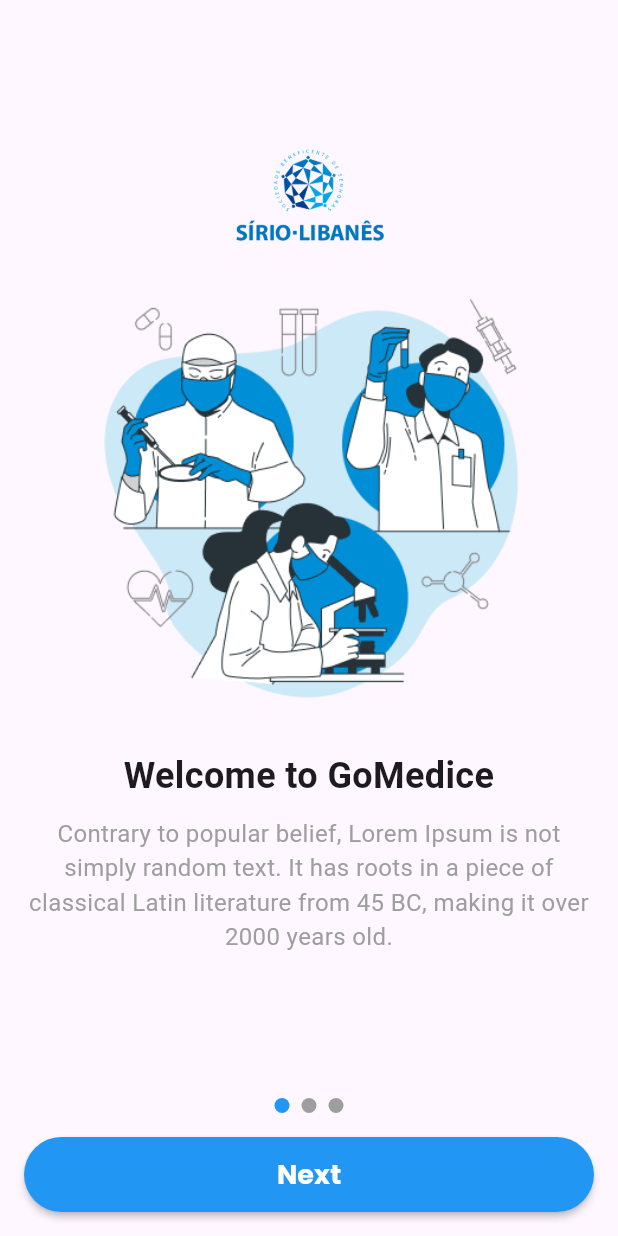
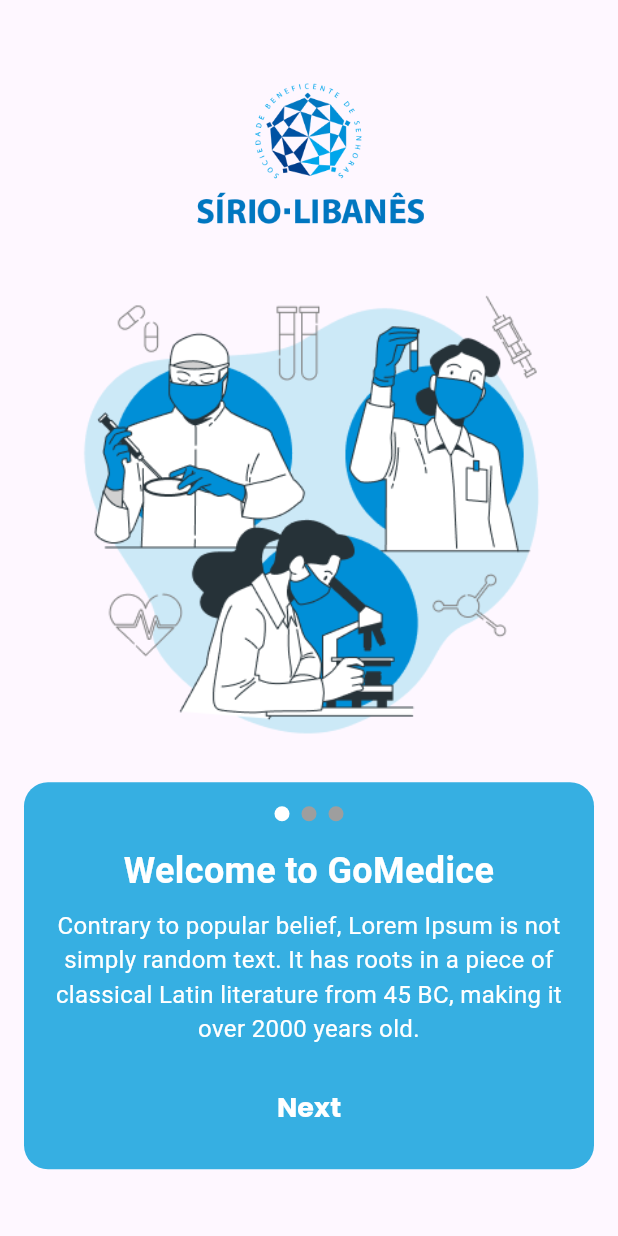
Before and after one commit to Inteli-College/2024-1B-T02-EC10-G04, a Flutter app: the screen it shows after launch, on a phone screen of 412 x 824 dp. Run offline on Flutter 3.47's test engine with Material 3 defaults, Android fonts, the phone set to English and light mode, and no system bars; drawn by our look-alikes of smooth_page_indicator.

Commit message:
fix: logo screen and onboarding screen

```diff
--- /dev/null
+++ b/mobile/lib/colors/custom.dart
@@ -0,0 +1,18 @@
+// lib/custom_colors.dart
+import 'package:flutter/material.dart';
+
+class CustomColors {
+  static const Color primary = Color(0xFF203150);
+  static const Color secondary = Color(0xFF36AFE2);
+  static const Color tertiary = Color(0xFFEBF7FC);
+  static const Color quaternary = Color(0xFF008FD7);
+  static const Color quinternary = Color(0xFF00A6EB);
+  static const Color info = Color(0xFF2D79E1);
+  static const Color success = Color(0xFF25A55B);
+  static const Color warning = Color(0xFFD6B038);
+  static const Color error = Color(0xFFDF5353);
+  static const Color black100 = Color(0xFF000000);
+  static const Color black50 = Color(0xFF373D43);
+  static const Color white100 = Color(0xFFFFFFFF);
+  static const Color white50 = Color(0xFFF3F3F4);
+}
--- a/mobile/lib/pages/logo_page.dart
+++ b/mobile/lib/pages/logo_page.dart
@@ -56,18 +56,24 @@ class _SplashScreenState extends State<SplashScreen>
 
   @override
   Widget build(BuildContext context) {
+    return LayoutBuilder(
+      builder: (context, constraints) {
         return Scaffold(
           body: Center(
             child: ScaleTransition(
               scale: _animation,
               child: SizedBox(
-            width: 200, // Define the width of the logo
-            height: 200, // Define the height of the logo
+                width: constraints.maxWidth * 0.5,
+                height: constraints.maxHeight * 0.15,
                 child: Image.asset(
-                'assets/images/logo.png'), // Replace with your logo asset
+                  'assets/images/logo.png',
+                  fit: BoxFit.contain,
+                ),
               ),
             ),
           ),
         );
+      },
+    );
   }
 }
--- a/mobile/lib/pages/onboarding_page.dart
+++ b/mobile/lib/pages/onboarding_page.dart
@@ -1,15 +1,14 @@
 import 'package:flutter/material.dart';
-import 'package:mobile/pages/login_page.dart';
 import 'package:mobile/widgets/custom_button.dart';
 import 'package:smooth_page_indicator/smooth_page_indicator.dart';
+import 'package:mobile/colors/custom.dart';
 
 class OnboardingScreen extends StatefulWidget {
   const OnboardingScreen({super.key});
 
   @override
-  _OnboardingScreenState createState() {
-    return _OnboardingScreenState();
-  }
+  // ignore: library_private_types_in_public_api
+  _OnboardingScreenState createState() => _OnboardingScreenState();
 }
 
 class _OnboardingScreenState extends State<OnboardingScreen> {
@@ -23,61 +22,30 @@ class _OnboardingScreenState extends State<OnboardingScreen> {
           Expanded(
             child: PageView(
               controller: _controller,
-              children: const [
+              children: [
                 OnboardingPage(
+                  controller: _controller,
+                  logoPath: 'assets/images/logo.png',
                   imagePath: 'assets/images/onboarding_1.png',
                   title: 'Welcome to GoMedice',
                   description:
                       'Contrary to popular belief, Lorem Ipsum is not simply random text. It has roots in a piece of classical Latin literature from 45 BC, making it over 2000 years old.',
                 ),
                 OnboardingPage(
+                  controller: _controller,
+                  logoPath: 'assets/images/logo.png',
                   imagePath: 'assets/images/onboarding_2.png',
                   title: 'Discover Features',
                   description:
                       'Learn about the various features available in our app that make it easy for you to manage your health and wellness.',
                 ),
                 OnboardingPage(
+                  controller: _controller,
+                  logoPath: 'assets/images/logo.png',
                   imagePath: 'assets/images/onboarding_3.png',
                   title: 'Get Started',
                   description:
                       'Sign up today and start experiencing the benefits of our app!',
-                ),
-              ],
-            ),
-          ),
-          Padding(
-            padding: const EdgeInsets.all(16.0),
-            child: Column(
-              children: [
-                SmoothPageIndicator(
-                  controller: _controller,
-                  count: 3,
-                  effect: const WormEffect(
-                    dotColor: Colors.grey,
-                    activeDotColor: Colors.blue,
-                    dotHeight: 10,
-                    dotWidth: 10,
-                  ),
-                ),
-                const SizedBox(height: 16),
-                CustomButton(
-                  icon: const Icon(Icons.arrow_forward),
-                  label: 'Next',
-                  onPressed: () {
-                    if (_controller.page == 2) {
-                      Navigator.of(context).pushReplacement(
-                        MaterialPageRoute(
-                          builder: (context) => const LoginScreen(),
-                        ),
-                      );
-                    } else {
-                      _controller.nextPage(
-                        duration: const Duration(milliseconds: 500),
-                        curve: Curves.easeInOut,
-                      );
-                    }
-                  },
-                  isEnabled: true,
                 ),
               ],
             ),
@@ -89,12 +57,16 @@ class _OnboardingScreenState extends State<OnboardingScreen> {
 }
 
 class OnboardingPage extends StatelessWidget {
+  final PageController controller;
+  final String logoPath;
   final String imagePath;
   final String title;
   final String description;
 
   const OnboardingPage({
     super.key,
+    required this.controller,
+    required this.logoPath,
     required this.imagePath,
     required this.title,
     required this.description,
@@ -102,41 +74,91 @@ class OnboardingPage extends StatelessWidget {
 
   @override
   Widget build(BuildContext context) {
+    return LayoutBuilder(
+      builder: (context, constraints) {
         return Padding(
           padding: const EdgeInsets.all(16.0),
           child: Column(
             mainAxisAlignment: MainAxisAlignment.center,
             children: [
               Image.asset(
-            'assets/images/logo.png',
-            width: 100,
-            height: 100,
+                logoPath,
+                height: constraints.maxHeight * 0.14,
               ),
+              const SizedBox(height: 16),
               Image.asset(
                 imagePath,
-            height: 300,
-            width: 300,
+                height: constraints.maxHeight * 0.4,
               ),
-          const SizedBox(height: 20),
+              const SizedBox(height: 16),
+              Container(
+                decoration: BoxDecoration(
+                  color: CustomColors.secondary, // Background color
+                  borderRadius: BorderRadius.circular(16), // Border radius
+                ),
+                padding: const EdgeInsets.all(16),
+                child: Column(
+                  children: [
+                    SmoothPageIndicator(
+                      controller: controller,
+                      count: 3,
+                      effect: const WormEffect(
+                        dotColor: Colors.grey,
+                        activeDotColor: CustomColors.white100,
+                        dotHeight: 10,
+                        dotWidth: 10,
+                      ),
+                    ),
+                    const SizedBox(height: 16),
+                    Column(
+                      children: [
                         Text(
                           title,
                           textAlign: TextAlign.center,
                           style: const TextStyle(
                               fontSize: 24,
                               fontWeight: FontWeight.bold,
+                              color: CustomColors.white100),
                         ),
-          ),
-          const SizedBox(height: 10),
+                        const SizedBox(height: 8),
                         Text(
                           description,
                           textAlign: TextAlign.center,
                           style: const TextStyle(
                             fontSize: 16,
-              color: Colors.grey,
+                            color: CustomColors.white100,
+                          ),
+                        ),
+                      ],
+                    ),
+                    const SizedBox(height: 16),
+                    CustomButton(
+                      icon: const Icon(Icons.arrow_forward),
+                      label: 'Next',
+                      receivedColor: CustomColors.primary,
+                      onPressed: () {
+                        if (controller.page == 2) {
+                          // Navigator.of(context).pushReplacement(
+                          //   MaterialPageRoute(
+                          //     builder: (context) => {LoginScreen()},
+                          //   ),
+                          // );
+                        } else {
+                          controller.nextPage(
+                            duration: const Duration(milliseconds: 500),
+                            curve: Curves.easeInOut,
+                          );
+                        }
+                      },
+                      isEnabled: false,
+                    )
+                  ],
                 ),
               ),
             ],
           ),
         );
+      },
+    );
   }
 }
--- a/mobile/lib/widgets/custom_button.dart
+++ b/mobile/lib/widgets/custom_button.dart
@@ -5,23 +5,23 @@ class CustomButton extends StatelessWidget {
   final String label;
   final VoidCallback onPressed;
   bool isEnabled;
+  final Color receivedColor;
   final double minWidth;
   final double height;
 
-  CustomButton({
-    super.key,
+  CustomButton(
+      {super.key,
+      required this.receivedColor,
       required this.isEnabled,
       required this.icon,
       required this.label,
       required this.onPressed,
       this.minWidth = double.infinity,
-    this.height = 50
-  });
+      this.height = 50});
 
   @override
   Widget build(BuildContext context) {
-
-     Color buttonColor = isEnabled ? Colors.blue : Colors.grey;
+    Color buttonColor = isEnabled ? receivedColor : Colors.grey;
 
     return MaterialButton(
       onPressed: isEnabled ? onPressed : null,
@@ -32,14 +32,12 @@ class CustomButton extends StatelessWidget {
       ),
       minWidth: minWidth,
       height: height,
-      child: Text(
-        label,
+      child: Text(label,
           style: const TextStyle(
             fontSize: 18,
             fontFamily: 'Poppins',
             fontWeight: FontWeight.w700,
-        )
-      ),
+          )),
     );
   }
 }
```
Also changed, not shown: 2 other files. Lines whose indentation alone changed are shown as unchanged.
